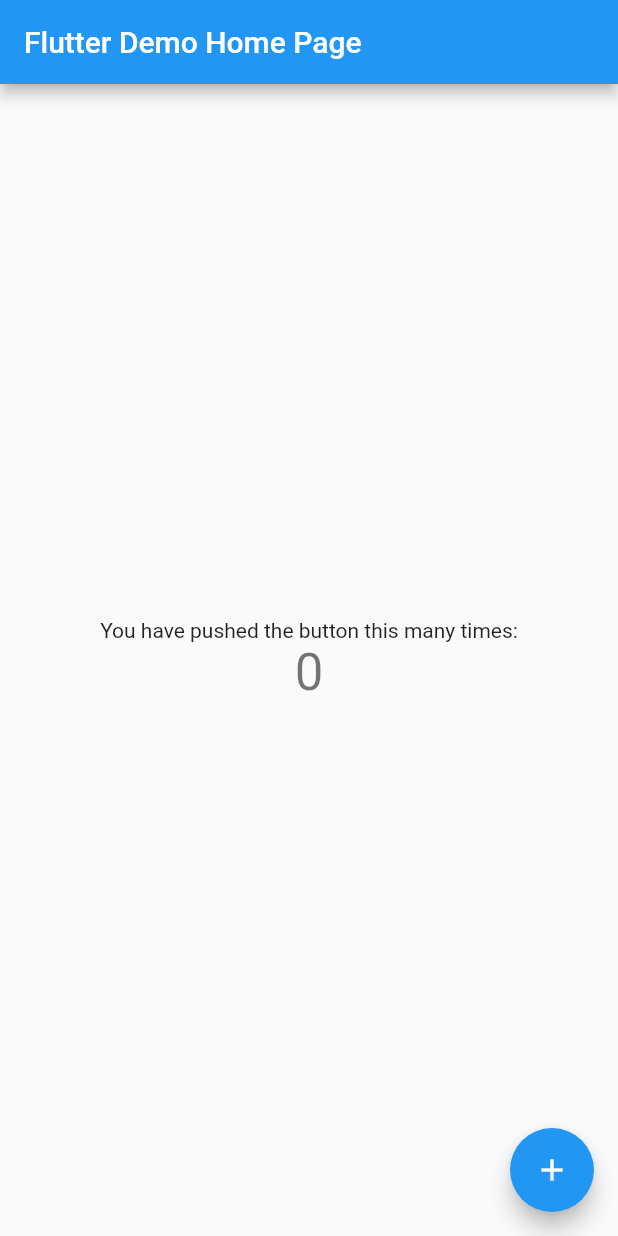
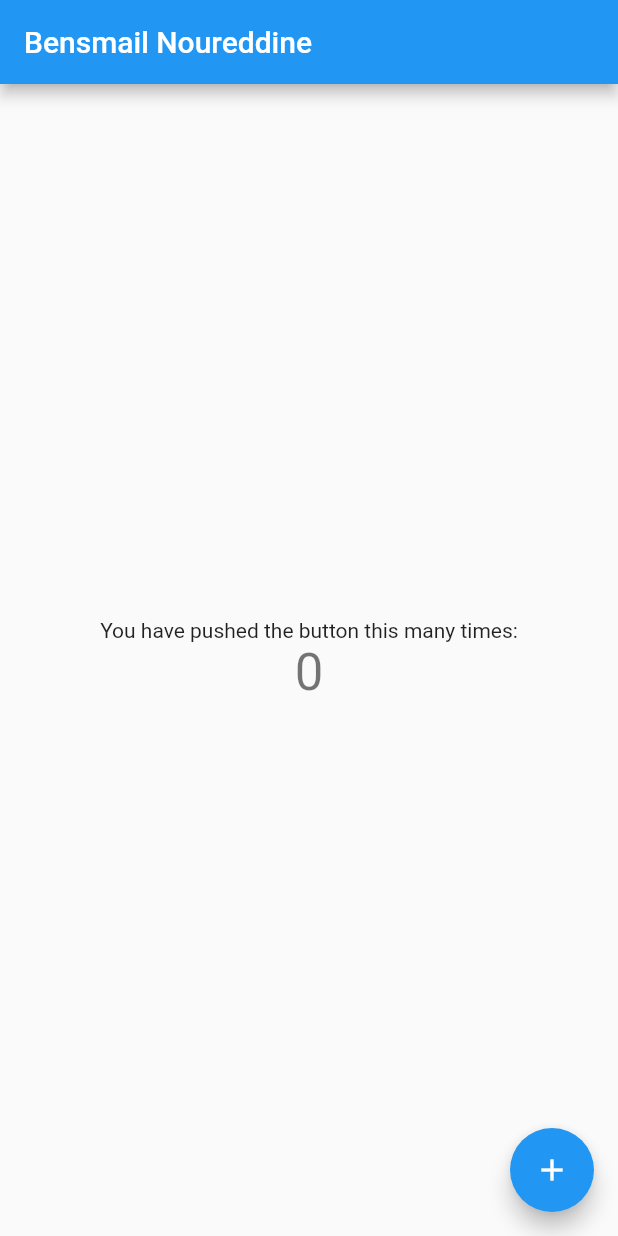
Before and after one commit to Bensmail-nrd/WhatsUp-Clone, a Flutter app: the screen it shows after launch, on a phone screen of 412 x 824 dp. Run offline on Flutter 3.47's test engine with Material 2 defaults, Android fonts, the phone set to English and light mode, and no system bars.

Commit message:
Changed the app bar title

```diff
--- a/lib/main.dart
+++ b/lib/main.dart
@@ -24,7 +24,7 @@ class MyApp extends StatelessWidget {
         // is not restarted.
         primarySwatch: Colors.blue,
       ),
-      home: const MyHomePage(title: 'Flutter Demo Home Page'),
+      home: const MyHomePage(title: 'Bensmail Noureddine'),
     );
   }
 }
```
